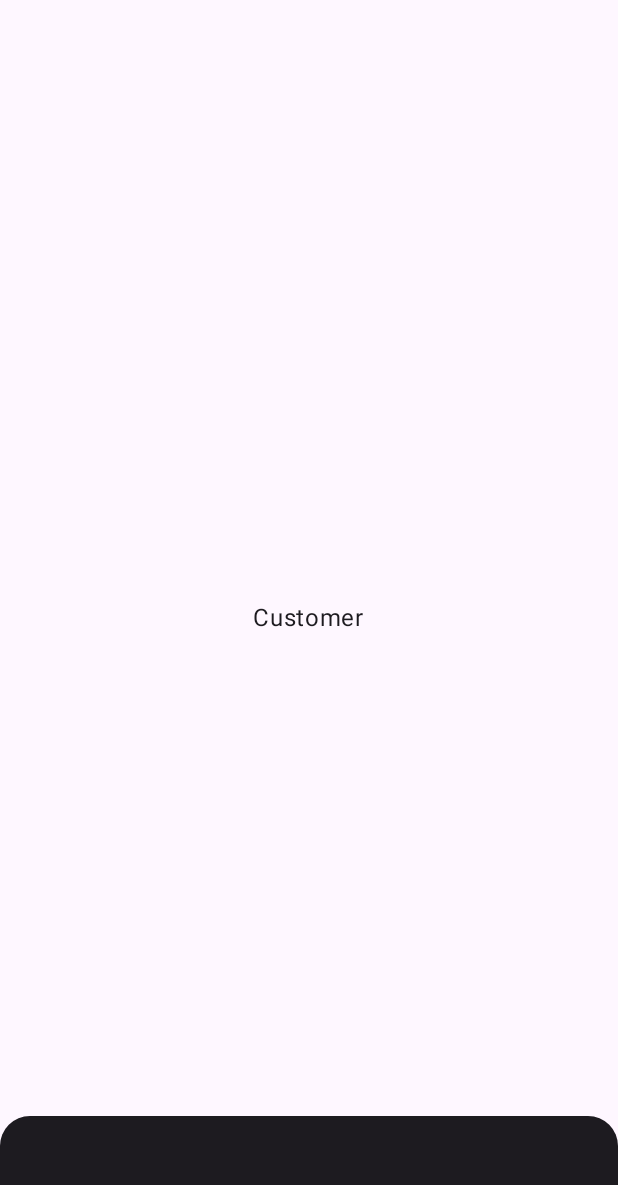
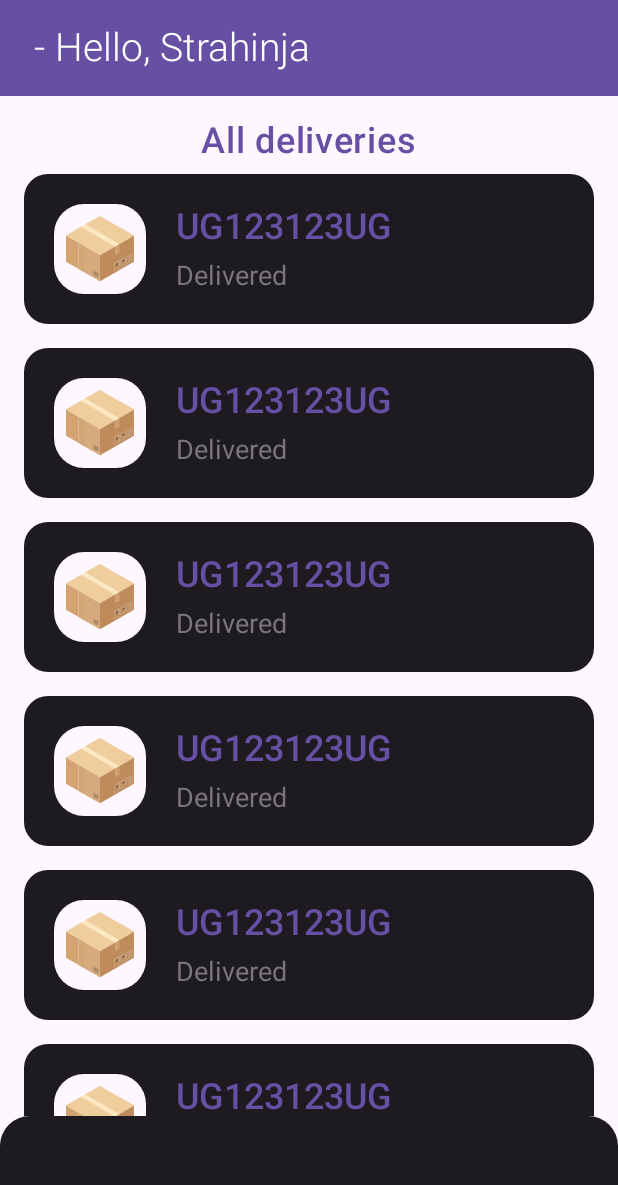
Before and after one commit to ljubicics/door2door-app, an Android app built with Jetpack Compose: the CustomerScreen screen opened through its navigation route, on a phone screen of 412 x 824 dp. Shown: the top 1185 px of the screen. Run offline under Robolectric (Android 15) with nearby library versions, the phone set to English and light mode, and no system bars.

Commit message:
Add deliveries screen

```diff
--- a/app/src/main/java/com/example/door2door_app/delivery/ui/components/DeliveryItem.kt
+++ b/app/src/main/java/com/example/door2door_app/delivery/ui/components/DeliveryItem.kt
@@ -12,9 +12,7 @@ import androidx.compose.foundation.layout.fillMaxSize
 import androidx.compose.foundation.layout.fillMaxWidth
 import androidx.compose.foundation.layout.height
 import androidx.compose.foundation.layout.padding
-import androidx.compose.foundation.shape.CircleShape
 import androidx.compose.foundation.shape.RoundedCornerShape
-import androidx.compose.material3.Card
 import androidx.compose.material3.MaterialTheme
 import androidx.compose.material3.Surface
 import androidx.compose.material3.Text
--- a/app/src/main/java/com/example/door2door_app/delivery/ui/components/DeliveryActions.kt
+++ b/app/src/main/java/com/example/door2door_app/delivery/ui/components/driver/DeliveryActions.kt
@@ -1,4 +1,4 @@
-package com.example.door2door_app.delivery.ui.components
+package com.example.door2door_app.delivery.ui.components.driver
 
 import androidx.compose.foundation.layout.Arrangement
 import androidx.compose.foundation.layout.Column
--- a/app/src/main/java/com/example/door2door_app/delivery/ui/components/DeliveryInProgressItem.kt
+++ b/app/src/main/java/com/example/door2door_app/delivery/ui/components/driver/DeliveryInProgressItem.kt
@@ -1,4 +1,4 @@
-package com.example.door2door_app.delivery.ui.components
+package com.example.door2door_app.delivery.ui.components.driver
 
 import androidx.compose.foundation.Image
 import androidx.compose.foundation.background
--- a/app/src/main/java/com/example/door2door_app/delivery/ui/components/NoActiveDeliveryItem.kt
+++ b/app/src/main/java/com/example/door2door_app/delivery/ui/components/driver/NoActiveDeliveryItem.kt
@@ -1,4 +1,4 @@
-package com.example.door2door_app.delivery.ui.components
+package com.example.door2door_app.delivery.ui.components.driver
 
 import androidx.compose.foundation.Image
 import androidx.compose.foundation.background
@@ -12,7 +12,6 @@ import androidx.compose.foundation.layout.fillMaxWidth
 import androidx.compose.foundation.layout.height
 import androidx.compose.foundation.layout.padding
 import androidx.compose.foundation.layout.size
-import androidx.compose.foundation.shape.CircleShape
 import androidx.compose.foundation.shape.RoundedCornerShape
 import androidx.compose.material3.Card
 import androidx.compose.material3.CardDefaults
--- a/app/src/main/java/com/example/door2door_app/delivery/ui/components/NoDeliveriesView.kt
+++ b/app/src/main/java/com/example/door2door_app/delivery/ui/components/driver/NoDeliveriesView.kt
@@ -1,4 +1,4 @@
-package com.example.door2door_app.delivery.ui.components
+package com.example.door2door_app.delivery.ui.components.driver
 
 import androidx.compose.foundation.layout.Arrangement
 import androidx.compose.foundation.layout.Box
--- /dev/null
+++ b/app/src/main/java/com/example/door2door_app/delivery/ui/customer/CustomerDeliveriesScreen.kt
@@ -0,0 +1,138 @@
+package com.example.door2door_app.delivery.ui.customer
+
+import androidx.compose.foundation.background
+import androidx.compose.foundation.layout.Arrangement
+import androidx.compose.foundation.layout.Column
+import androidx.compose.foundation.layout.PaddingValues
+import androidx.compose.foundation.layout.Row
+import androidx.compose.foundation.layout.fillMaxHeight
+import androidx.compose.foundation.layout.padding
+import androidx.compose.material3.ExperimentalMaterial3Api
+import androidx.compose.material3.MaterialTheme
+import androidx.compose.material3.Scaffold
+import androidx.compose.material3.Surface
+import androidx.compose.material3.Text
+import androidx.compose.material3.TopAppBar
+import androidx.compose.material3.TopAppBarColors
+import androidx.compose.material3.rememberBottomSheetScaffoldState
+import androidx.compose.runtime.Composable
+import androidx.compose.ui.Alignment
+import androidx.compose.ui.Modifier
+import androidx.compose.ui.res.stringResource
+import androidx.compose.ui.text.font.FontWeight
+import androidx.compose.ui.tooling.preview.Preview
+import androidx.compose.ui.unit.dp
+import androidx.compose.ui.unit.sp
+import com.example.door2door_app.R
+import com.example.door2door_app.delivery.domain.model.Delivery
+import com.example.door2door_app.delivery.ui.components.customer.CustomerDeliveriesView
+import com.example.door2door_app.delivery.ui.components.driver.NoDeliveriesView
+import com.example.door2door_app.ui.theme.Door2DoorAppTheme
+import com.example.door2door_app.user.domain.model.User
+
+@Composable
+fun CustomerDeliveriesScreen() {
+    val list = mutableListOf<Delivery>().apply {
+        repeat(10) {
+            add(
+                Delivery(
+                    trackingCode = "UG123123UG"
+                )
+            )
+        }
+    }
+
+    CustomerDeliveriesScreenContent(user = User("Strahinja"), activeDeliveries = list, finishedDeliveries = list)
+}
+
+@OptIn(ExperimentalMaterial3Api::class)
+@Composable
+fun CustomerDeliveriesScreenContent(
+    modifier: Modifier = Modifier,
+    user: User,
+    activeDeliveries: List<Delivery>,
+    finishedDeliveries: List<Delivery>
+) {
+    val scaffoldState = rememberBottomSheetScaffoldState()
+
+    Scaffold(
+        topBar = {
+            TopAppBar(
+                title = {
+                    Text(
+                        text = " - Hello, ${user.name}",
+                        fontWeight = FontWeight.W300,
+                        fontSize = 26.sp
+                    )
+                },
+                colors = TopAppBarColors(
+                    containerColor = MaterialTheme.colorScheme.primary,
+                    scrolledContainerColor = MaterialTheme.colorScheme.primary,
+                    navigationIconContentColor = MaterialTheme.colorScheme.onPrimary,
+                    titleContentColor = MaterialTheme.colorScheme.onPrimary,
+                    actionIconContentColor = MaterialTheme.colorScheme.onPrimary
+                )
+            )
+        }
+    ) { innerPadding ->
+        Column(
+            modifier = Modifier
+                .fillMaxHeight()
+                .padding(innerPadding)
+                .background(color = MaterialTheme.colorScheme.surface)
+                .then(modifier),
+            horizontalAlignment = Alignment.CenterHorizontally,
+            verticalArrangement = Arrangement.Top
+        ) {
+            Row(
+                modifier = Modifier.padding(paddingValues = PaddingValues(top = 16.dp)),
+            ) {
+                Text(
+                    text = stringResource(R.string.all_deliveries),
+                    fontWeight = FontWeight.SemiBold,
+                    fontSize = 24.sp,
+                    color = MaterialTheme.colorScheme.primary
+                )
+            }
+            CustomerDeliveriesView(
+                modifier = modifier.padding(bottom = 80.dp),
+                activeDeliveries = activeDeliveries,
+                finishedDeliveries = finishedDeliveries
+            )
+        }
+    }
+}
+
+@Preview
+@Composable
+fun CustomerDeliveriesScreenPreview() {
+    val activeDeliveries = mutableListOf<Delivery>().apply {
+        repeat(3) {
+            add(
+                Delivery(
+                    trackingCode = "UG321321UG"
+                )
+            )
+        }
+    }
+
+    val list = mutableListOf<Delivery>().apply {
+        repeat(10) {
+            add(
+                Delivery(
+                    trackingCode = "UG123123UG"
+                )
+            )
+        }
+    }
+
+    Door2DoorAppTheme {
+        Surface {
+            CustomerDeliveriesScreenContent(
+                activeDeliveries = activeDeliveries,
+                finishedDeliveries = list,
+                user = User("Strahinja")
+            )
+        }
+    }
+}
--- a/app/src/main/java/com/example/door2door_app/delivery/ui/customer/CustomerDeliveryScreen.kt
+++ /dev/null
@@ -1,23 +0,0 @@
-package com.example.door2door_app.delivery.ui.customer
-
-import androidx.compose.foundation.layout.Arrangement
-import androidx.compose.foundation.layout.Column
-import androidx.compose.foundation.layout.fillMaxSize
-import androidx.compose.material3.Text
-import androidx.compose.runtime.Composable
-import androidx.compose.ui.Alignment
-import androidx.compose.ui.Modifier
-
-@Composable
-fun CustomerDeliveriesScreen(
-    modifier: Modifier = Modifier,
-    text: String = ""
-) {
-    Column(
-        modifier = Modifier.fillMaxSize(),
-        verticalArrangement = Arrangement.Center,
-        horizontalAlignment = Alignment.CenterHorizontally
-    ) {
-        Text(text = text)
-    }
-}
--- a/app/src/main/java/com/example/door2door_app/login/ui/LoginScreen.kt
+++ b/app/src/main/java/com/example/door2door_app/login/ui/LoginScreen.kt
@@ -160,8 +160,8 @@ fun LoginForm(
             ),
             colors = TextFieldDefaults.colors(
                 unfocusedContainerColor = Color.Transparent,
-                focusedTextColor = MaterialTheme.colorScheme.primary,
-                unfocusedTextColor = MaterialTheme.colorScheme.primary
+                focusedTextColor = MaterialTheme.colorScheme.scrim,
+                unfocusedTextColor = MaterialTheme.colorScheme.scrim
             ),
             leadingIcon = {
                 Icon(imageVector = Icons.Outlined.Person, contentDescription = null)
@@ -185,8 +185,8 @@ fun LoginForm(
             visualTransformation = PasswordVisualTransformation(),
             colors = TextFieldDefaults.colors(
                 unfocusedContainerColor = Color.Transparent,
-                focusedTextColor = MaterialTheme.colorScheme.primary,
-                unfocusedTextColor = MaterialTheme.colorScheme.primary
+                focusedTextColor = MaterialTheme.colorScheme.scrim,
+                unfocusedTextColor = MaterialTheme.colorScheme.scrim
             ),
             leadingIcon = {
                 Icon(imageVector = Icons.Outlined.Lock, contentDescription = null)
--- a/app/src/main/java/com/example/door2door_app/navigation/AppNavigation.kt
+++ b/app/src/main/java/com/example/door2door_app/navigation/AppNavigation.kt
@@ -72,10 +72,7 @@ fun CustomerNavGraph(
 ) {
     NavHost(navController = navController, startDestination = CustomerDestinations.DeliveryScreenPath) {
         composable<CustomerDestinations.DeliveryScreenPath> {
-            CustomerDeliveriesScreen(
-                modifier = modifier,
-                text = "Customer"
-            )
+            CustomerDeliveriesScreen()
         }
     }
 }
--- a/app/src/main/res/values/strings.xml
+++ b/app/src/main/res/values/strings.xml
@@ -21,5 +21,8 @@
     <string name="be_sure_to_accept_next_one">Be sure to accept next one</string>
     <string name="no_tracking_code">No Tracking Code</string>
     <string name="no_status">No status</string>
+    <string name="pending_deliveries">Pending deliveries</string>
+    <string name="finished_deliveries">FINISHED DELIVERIES</string>
+    <string name="all_deliveries">All deliveries</string>
 
 </resources>
```
Also changed, not shown: app/src/main/java/com/example/door2door_app/delivery/ui/components/customer/CustomerActiveDeliveriesView.kt (added, +93 -0 lines), app/src/main/java/com/example/door2door_app/delivery/ui/components/customer/CustomerDeliveriesView.kt (added, +115 -0 lines), app/src/main/java/com/example/door2door_app/delivery/ui/components/driver/DeliveriesView.kt (renamed from app/src/main/java/com/example/door2door_app/delivery/ui/components/DeliveriesView.kt, +2 -5 lines), app/src/main/java/com/example/door2door_app/delivery/ui/customer/CustomerDeliveriesViewModel.kt (added, +9 -0 lines), app/src/main/java/com/example/door2door_app/delivery/ui/driver/DriverDeliveriesScreen.kt (+4 -4 lines).
